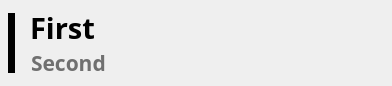
Old version of the form track.ui in the repository heinrich26/python-music-player.
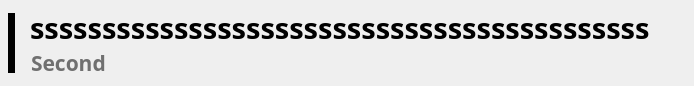
New version of the form. Icons and pictures are not drawn.

```diff
--- a/track.ui
+++ b/track.ui
@@ -64,7 +64,7 @@
    </property>
    <item row="0" column="1">
     <widget class="QWidget" name="TrackInfoBox" native="true">
-     <layout class="QVBoxLayout" name="verticalLayout">
+     <layout class="QVBoxLayout" name="verticalLayout" stretch="0,1">
       <property name="spacing">
        <number>0</number>
       </property>
@@ -83,7 +83,7 @@
       <item>
        <widget class="QLabel" name="TrackInfo">
         <property name="sizePolicy">
-         <sizepolicy hsizetype="Expanding" vsizetype="Fixed">
+         <sizepolicy hsizetype="Fixed" vsizetype="Fixed">
           <horstretch>1</horstretch>
           <verstretch>0</verstretch>
          </sizepolicy>
@@ -108,7 +108,7 @@
 }</string>
         </property>
         <property name="text">
-         <string notr="true">First</string>
+         <string notr="true">sssssssssssssssssssssssssssssssssssssssssss</string>
         </property>
         <property name="scaledContents">
          <bool>false</bool>
@@ -131,7 +131,7 @@
        <widget class="QLabel" name="TrackInfoSub">
         <property name="sizePolicy">
          <sizepolicy hsizetype="Expanding" vsizetype="Preferred">
-          <horstretch>0</horstretch>
+          <horstretch>1</horstretch>
           <verstretch>0</verstretch>
          </sizepolicy>
         </property>
```
Left out of the diff: 2 changed lines with no effect on the pictures.
